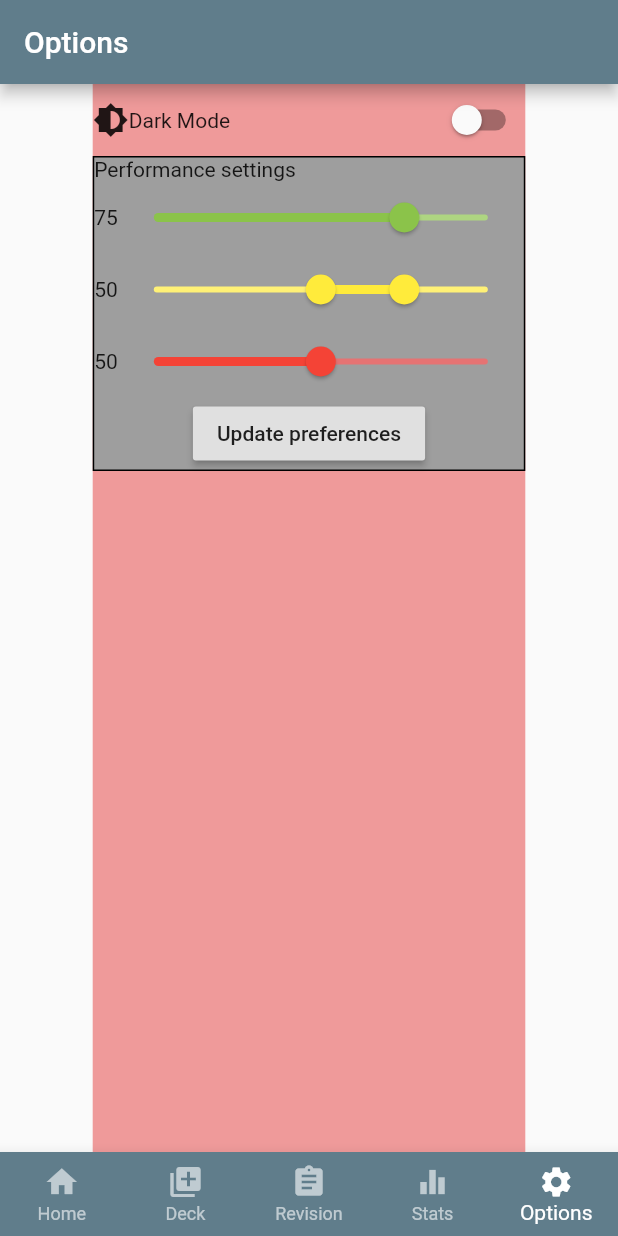
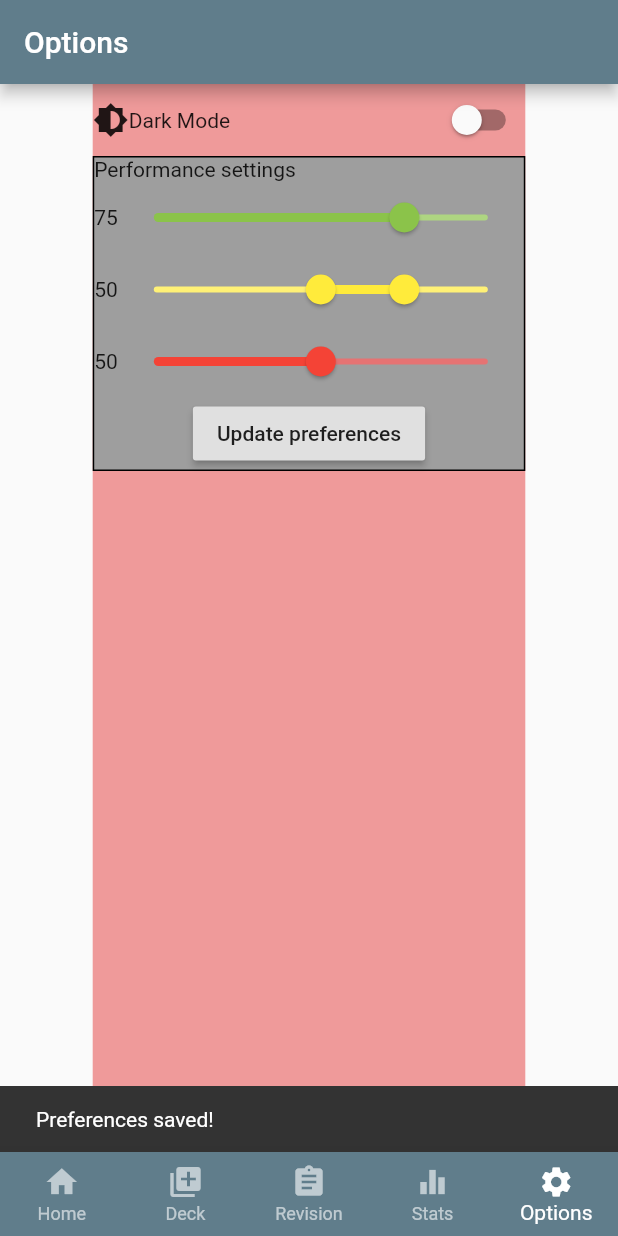
Before and after one commit to ztcjoe93/studybuddy, a Flutter app: the screen it shows after launch, item 5 of the bottom bar chosen, after a tap on "Update preferences", on a phone screen of 412 x 824 dp. Run offline on Flutter 3.47's test engine with Material 2 defaults, Android fonts, the phone set to English and light mode, and no system bars; our stand-ins replace charts_flutter, shared_preferences.

Commit message:
SnackBar notification for preferences update
Signed-off-by: zt <ztcjoe93@gmail.com>

```diff
--- a/lib/Deck/DeckManagement.dart
+++ b/lib/Deck/DeckManagement.dart
@@ -33,7 +33,7 @@ class _DeckManagementState extends State<DeckManagement> {
     ..showSnackBar(
         SnackBar(
           content: Text("[$result] has been added to the list!"),
-          duration: Duration(seconds: 2),
+          duration: Duration(seconds: 1),
         ),
     );
   }
--- a/lib/Options/Options.dart
+++ b/lib/Options/Options.dart
@@ -147,6 +147,15 @@ class _OptionsState extends State<Options> {
                           _lowerLimit.round().toInt(),
                           _upperLimit.round().toInt(),
                         );
+
+                      Scaffold.of(context)
+                      ..removeCurrentSnackBar()
+                      ..showSnackBar(
+                          SnackBar(
+                            content: const Text("Preferences saved!"),
+                            duration: Duration(seconds: 1),
+                          ),
+                      );
                     },
                     child: Text("Update preferences"),
                   ),
```
